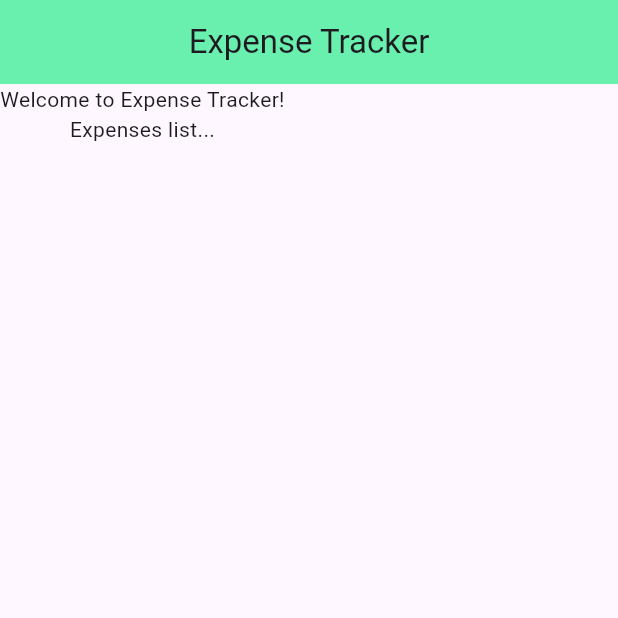
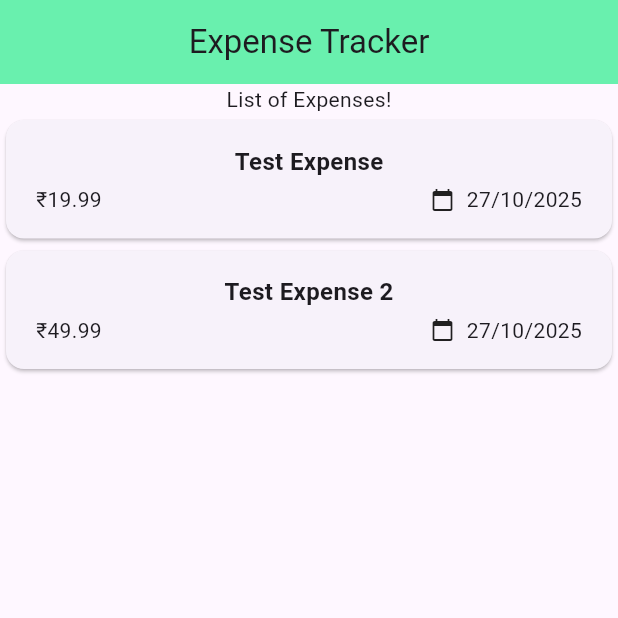
Before and after one commit to ABcDexter/Fun-with-Flutter, a Flutter app: the screen it shows after launch, on a phone screen of 412 x 824 dp, the top half of it. Run offline on Flutter 3.47's test engine with Material 3 defaults, Android fonts, the light colour scheme and no system bars.

Commit message:
structured code, added Card widget for displaying an Expense

```diff
--- a/expense_tracker/lib/expenses.dart
+++ b/expense_tracker/lib/expenses.dart
@@ -2,6 +2,8 @@
   Imports
 */
 import 'package:flutter/material.dart';
+import 'package:expense_tracker/models/expense.dart';
+import 'package:expense_tracker/widgets/expenses_list/expenses_list.dart';
 
 /*
   Classes
@@ -10,10 +12,21 @@ class Expenses extends StatefulWidget {
   const Expenses({super.key});
 
   @override
-  State<Expenses> createState() => _ExpensesState();
+  State<Expenses> createState() {
+    return _ExpensesState();
+  }
 }
 
+
+
+
 class _ExpensesState extends State<Expenses> { //State is a generic class so we need to specify the type of State it is managing
+
+  final List<Expense> _registeredExpenses = [
+    Expense(title: 'Test Expense', amount: 19.99, date: DateTime.now(), category: Category.food),
+    Expense(title: 'Test Expense 2', amount: 49.99, date: DateTime.now(), category: Category.cab),
+  ];
+
   @override
   Widget build(BuildContext context) {
     return Scaffold(
@@ -24,10 +37,12 @@ class _ExpensesState extends State<Expenses> { //State is a generic class so we
       ),
       body: Column(
         children: <Widget> [
-          Text('Welcome to Expense Tracker!'),
-          Text('Expenses list...')
+          const Text('List of Expenses!'),
+          Expanded(
+            child: ExpensesList(expenses: _registeredExpenses),
+          ),
         ],
-      )
+      ),
     );
   }
 }
--- a/expense_tracker/models/expense.dart
+++ b/expense_tracker/lib/models/expense.dart
@@ -4,6 +4,20 @@
 import 'package:uuid/uuid.dart';
 
 final uuid = Uuid(); //utility object to generate unique ids
+
+enum Category {
+  // Expense categories from the excel sheet
+  food,
+  cab,
+  office,
+  bill,
+  home,
+  other,
+  Anubhav,
+  Rachna,
+  Baby
+
+}
 
 /* Expense model class */
 class Expense {
@@ -12,11 +26,13 @@ class Expense {
     required this.title,
     required this.amount,
     required this.date,
+    required this.category
   }) : id = uuid.v4(); // initializer list to generate a new unique id
 
   final String id;
   final String title;
   final double amount;
   final DateTime date; //Datetime is built into dart
+  final Category category;
 
 }
--- /dev/null
+++ b/expense_tracker/lib/widgets/expenses_list/expense_item.dart
@@ -0,0 +1,50 @@
+import 'package:flutter/material.dart';
+import 'package:expense_tracker/models/expense.dart';
+
+
+/*
+  ExpenseItem widget to display individual expense details
+*/
+
+class ExpenseItem  extends StatelessWidget {
+  // Constructor
+  const ExpenseItem(this.expense, {super.key});
+
+  // Properties
+  final Expense expense;
+
+  @override
+  Widget build(BuildContext context) {
+    return Card(
+      child: Padding(
+        padding: const EdgeInsets.symmetric(
+          horizontal: 20,
+          vertical: 16,
+        ),
+        child: Column(
+          children: [
+            Text(expense.title, style: const TextStyle(
+                fontSize: 16,
+                fontWeight: FontWeight.bold,
+              )
+            ),
+            const SizedBox(height: 4),
+            Row(
+              children: [
+                Text('₹${expense.amount.toStringAsFixed(2)}'),
+                const Spacer(),
+                Row(
+                  children: [
+                    const Icon(Icons.calendar_today, size: 16),
+                    const SizedBox(width: 8),
+                    Text('${expense.date.day}/${expense.date.month}/${expense.date.year}'),
+                  ],
+                ),
+              ],
+            ),
+          ],
+        ),
+      ),
+    );
+  }
+}
--- /dev/null
+++ b/expense_tracker/lib/widgets/expenses_list/expenses_list.dart
@@ -0,0 +1,26 @@
+
+import 'package:expense_tracker/models/expense.dart';
+import 'package:flutter/material.dart';
+import 'package:expense_tracker/widgets/expenses_list/expense_item.dart';
+/*
+  ExpensesList widget to display a list of expenses
+*/
+class ExpensesList extends StatelessWidget {
+  const ExpensesList({
+    super.key,
+    required this.expenses,
+});
+
+  final List<Expense> expenses;
+
+  @override
+  Widget build(BuildContext context) {
+    return ListView.builder(
+      itemCount: expenses.length,
+      itemBuilder: (ctx, index) {
+        final expense = expenses[index];
+        return ExpenseItem(expense);
+      },
+    );
+  }
+}
```
